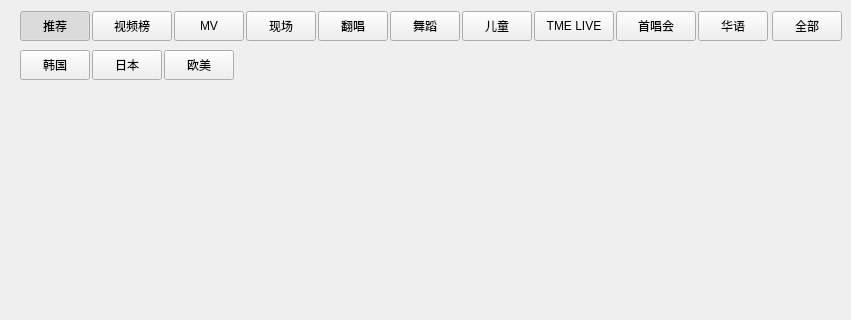
The window that KuGouStart/Video/VideoWidget/VideoWidget.ui (a-mo-xi-wei/Qt-KuGouAppClient) describes before a commit, drawn with Qt 5; both pictures show x 0 to 851 and y 0 to 320 of the 851 by 460 pixel window.
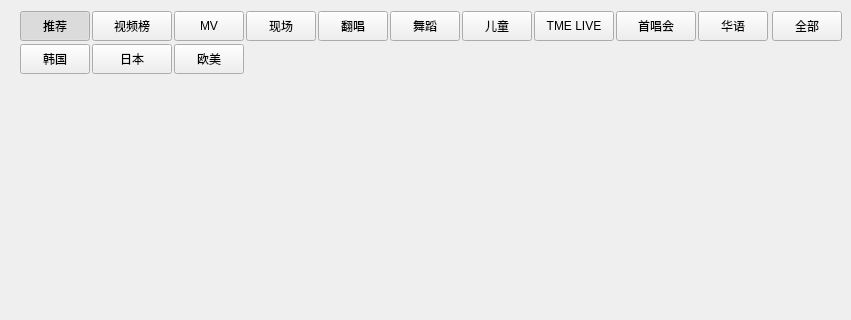
The same window after the commit. Custom widgets are drawn as their Qt base class.

Commit message: 更换图标，调整间距

```diff
--- a/KuGouStart/Video/VideoWidget/VideoWidget.ui
+++ b/KuGouStart/Video/VideoWidget/VideoWidget.ui
@@ -45,7 +45,7 @@
        <number>0</number>
       </property>
       <property name="bottomMargin">
-       <number>9</number>
+       <number>3</number>
       </property>
       <item>
        <widget class="QPushButton" name="recommend_pushButton">
@@ -457,13 +457,13 @@
         </property>
         <property name="minimumSize">
          <size>
-          <width>70</width>
+          <width>80</width>
           <height>30</height>
          </size>
         </property>
         <property name="maximumSize">
          <size>
-          <width>70</width>
+          <width>80</width>
           <height>30</height>
          </size>
         </property>
```
The commit also changes 1 other file.
